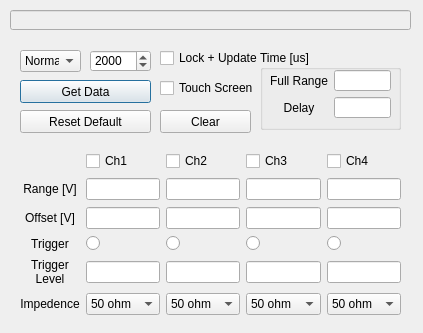
The window that osc_dialog.ui (TripletESR/DAQ_GUI) describes before a commit, drawn with Qt 5.
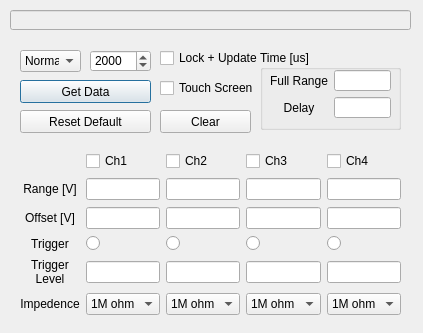
The same window after the commit.

```diff
--- a/osc_dialog.ui
+++ b/osc_dialog.ui
@@ -109,6 +109,9 @@
     </item>
     <item row="5" column="2">
      <widget class="QComboBox" name="comboBox_2_ohm">
+      <property name="currentIndex">
+       <number>1</number>
+      </property>
       <item>
        <property name="text">
         <string>50 ohm</string>
@@ -168,6 +171,9 @@
     </item>
     <item row="5" column="1">
      <widget class="QComboBox" name="comboBox_1_ohm">
+      <property name="currentIndex">
+       <number>1</number>
+      </property>
       <item>
        <property name="text">
         <string>50 ohm</string>
@@ -185,6 +191,9 @@
     </item>
     <item row="5" column="4">
      <widget class="QComboBox" name="comboBox_4_ohm">
+      <property name="currentIndex">
+       <number>1</number>
+      </property>
       <item>
        <property name="text">
         <string>50 ohm</string>
@@ -232,6 +241,9 @@
     </item>
     <item row="5" column="3">
      <widget class="QComboBox" name="comboBox_3_ohm">
+      <property name="currentIndex">
+       <number>1</number>
+      </property>
       <item>
        <property name="text">
         <string>50 ohm</string>
```
